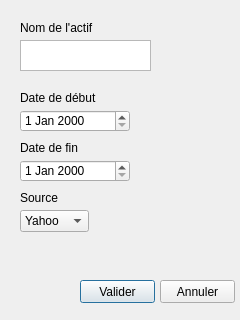
This is ProjetVaR_Software/GUI/import.ui in pchaigno/varsoft as Qt 5 draws it before an edit. The edited form follows.
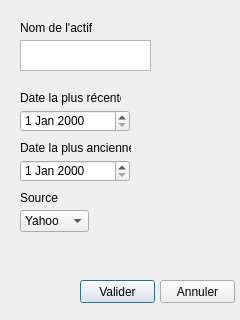
This is the edited form.

Diff of the .ui file:
```diff
--- a/ProjetVaR_Software/GUI/import.ui
+++ b/ProjetVaR_Software/GUI/import.ui
@@ -87,12 +87,12 @@
     <rect>
      <x>20</x>
      <y>90</y>
-     <width>81</width>
+     <width>101</width>
      <height>16</height>
     </rect>
    </property>
    <property name="text">
-    <string>Date de début</string>
+    <string>Date la plus récente</string>
    </property>
   </widget>
   <widget class="QLabel" name="label_3">
@@ -100,12 +100,12 @@
     <rect>
      <x>20</x>
      <y>140</y>
-     <width>81</width>
+     <width>111</width>
      <height>16</height>
     </rect>
    </property>
    <property name="text">
-    <string>Date de fin</string>
+    <string>Date la plus ancienne</string>
    </property>
   </widget>
   <widget class="QComboBox" name="comboBox">
```
